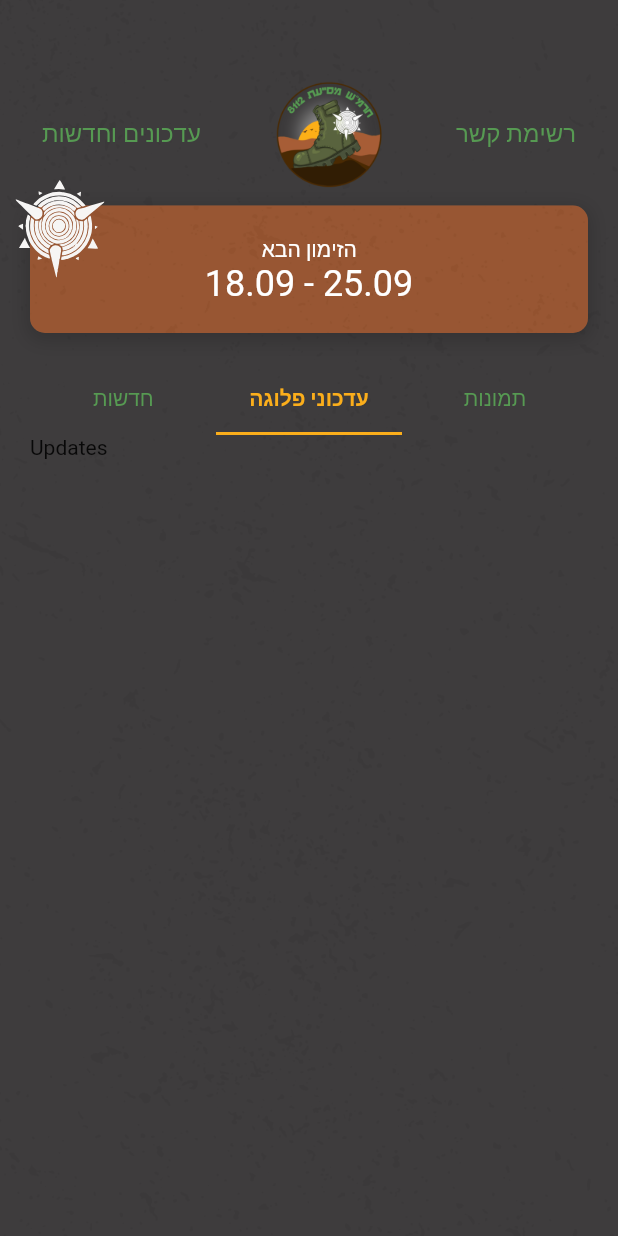
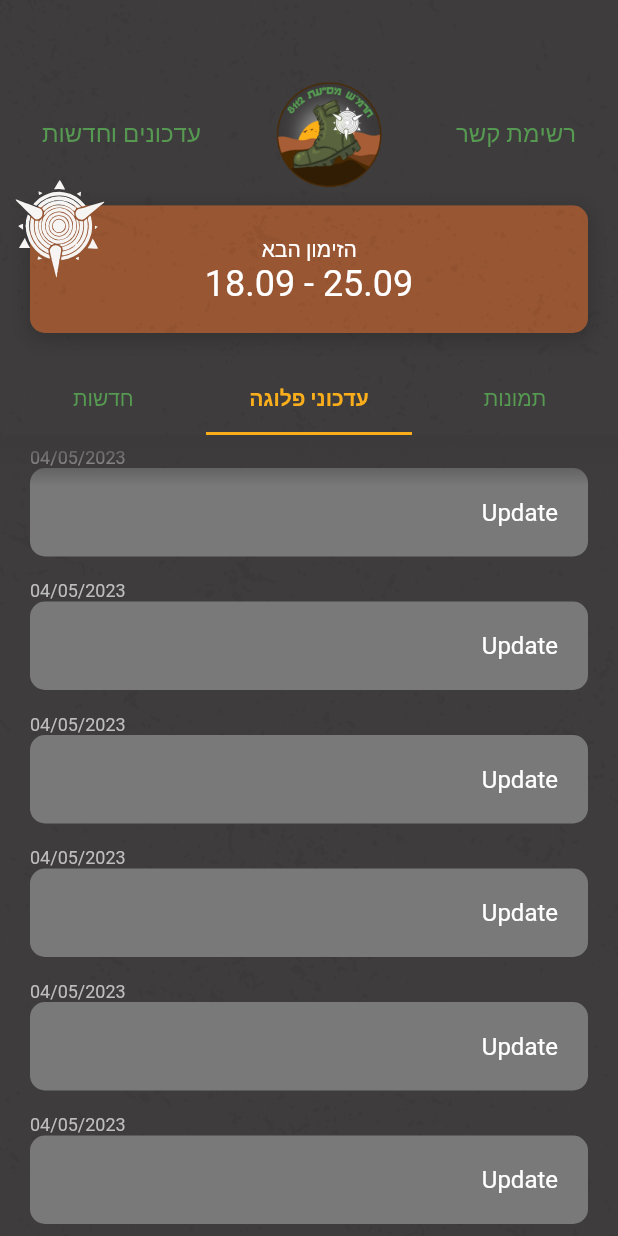
Before and after one commit to Dean99712/regiment8112_project, a Flutter app: the GradientContainer widget shown alone on an empty page, opened directly, tab 2 chosen, on a phone screen of 412 x 824 dp. Run offline on Flutter 3.47's test engine with Material 2 defaults, Android fonts, the phone set to English and light mode, and no system bars; our stand-ins replace firebase_core, flutter_svg, font_awesome_flutter, google_fonts; accounts and stored records are empty; Roboto replaces fonts that are missing (Heebo, Rubik Dirt).

Commit message:
updated news tab

```diff
--- /dev/null
+++ b/lib/bubble.dart
@@ -0,0 +1,31 @@
+import 'package:flutter/material.dart';
+
+import 'custom_text.dart';
+
+class Bubble extends StatelessWidget {
+  const Bubble({super.key, required this.date, required this.text});
+
+  final String date;
+  final String text;
+
+  @override
+  Widget build(BuildContext context) {
+    return Column(
+      crossAxisAlignment: CrossAxisAlignment.start,
+      mainAxisAlignment: MainAxisAlignment.end,
+      mainAxisSize: MainAxisSize.min,
+      children: [
+        CustomText(12, const Color.fromRGBO(190, 190, 190, 1), date),
+        Container(
+          padding: const EdgeInsets.all(20),
+          width: double.infinity,
+          decoration: const BoxDecoration(
+              color: Color.fromRGBO(121, 121, 121, 1),
+              borderRadius: BorderRadius.all(Radius.circular(10))
+          ),
+          child: CustomText(16, Colors.white ,text),
+        )
+      ],
+    );
+  }
+}
--- a/lib/gradient_container.dart
+++ b/lib/gradient_container.dart
@@ -24,11 +24,13 @@ class GradientContainer extends StatelessWidget {
             radius: 0.1,
             colors: colors,
           )),
-      padding: const EdgeInsets.fromLTRB(20, 40, 20, 0),
-      child: Center(
+      child: const Center(
         child: Column(
           mainAxisSize: MainAxisSize.max,
-          children: const [TopSection(), Expanded(child: SwipeableTab())],
+          children: [Padding(
+            padding: EdgeInsets.fromLTRB(20, 40, 20, 0),
+            child: TopSection(),
+          ), Expanded(child: SwipeableTab())],
         ),
       ),
     );
--- a/lib/swipable_tab.dart
+++ b/lib/swipable_tab.dart
@@ -37,15 +37,14 @@ class _SwipeableTabState extends State<SwipeableTab> {
                   indicatorColor: const Color.fromRGBO(251, 174, 27, 1),
                   labelColor: const Color.fromRGBO(251, 174, 27, 1),
                   tabs: myTabs),
-              const Expanded(
-                  child: TabBarView(children: [
-                NewsTab(),
-                UpdatesTab(),
-                ImagesTab()
-                // News Page
-                // Updates Page
-                // Images Page
-              ])),
+               Expanded(
+                child: TabBarView(children: [
+                  Container(
+                      child: const NewsTab()),
+                  UpdatesTab(),
+                  ImagesTab(),
+                ]),
+              ),
             ],
           ),
         ));
--- a/lib/tabs/tab/news_tab.dart
+++ b/lib/tabs/tab/news_tab.dart
@@ -1,5 +1,5 @@
 import 'package:flutter/material.dart';
-import '../../custom_text.dart';
+import 'package:regiment8112_project/bubble.dart';
 import '../../data/news.dart';
 import '../../models/news.dart';
 
@@ -8,17 +8,30 @@ class NewsTab extends StatelessWidget {
 
   @override
   Widget build(BuildContext context) {
-
-    News currentQuestion = news[0];
+    List<News> currentQuestion = news;
 
     return Container(
+      height: double.infinity,
       width: double.infinity,
-      height: double.infinity,
-      child: Column(
+      child: Stack(
         children: [
+          Expanded(
+            child: ListView.builder(
+              itemCount: currentQuestion.length,
+              itemBuilder: (context, index) {
+                return Padding(
+                  padding: const EdgeInsets.symmetric(horizontal: 20, vertical: 8),
+                  child: Bubble(
+                    date: '04/05/2023',
+                    text: currentQuestion[index].news,
+                  ),
+                );
+              },
+            ),
+          ),
           SizedBox(
             height: 34,
-            width: 390,
+            // width: double.infinity,
             child: Container(
               decoration: const BoxDecoration(
                   gradient: LinearGradient(
@@ -30,23 +43,6 @@ class NewsTab extends StatelessWidget {
                   ])),
             ),
           ),
-          Column(
-            crossAxisAlignment: CrossAxisAlignment.start,
-            mainAxisAlignment: MainAxisAlignment.end,
-            mainAxisSize: MainAxisSize.min,
-            children: [
-              const CustomText(12, Color.fromRGBO(190, 190, 190, 1), "04/05/2025"),
-              Container(
-                padding: const EdgeInsets.all(20),
-                width: double.infinity,
-                decoration: const BoxDecoration(
-                  color: Color.fromRGBO(121, 121, 121, 1),
-                  borderRadius: BorderRadius.all(Radius.circular(10))
-                ),
-                child: CustomText(16, Colors.white ,currentQuestion.news),
-              )
-            ],
-          )
         ],
       ),
     );
--- a/lib/tabs/tab/updates_tab.dart
+++ b/lib/tabs/tab/updates_tab.dart
@@ -1,10 +1,51 @@
 import 'package:flutter/material.dart';
+import 'package:regiment8112_project/models/updates.dart';
+
+import '../../bubble.dart';
+import '../../data/updates.dart';
 
 class UpdatesTab extends StatelessWidget {
   const UpdatesTab({Key? key}) : super(key: key);
 
   @override
   Widget build(BuildContext context) {
-    return const Text("Updates");
+    List<Updates> currentQuestion = updates;
+
+    return Container(
+      height: double.infinity,
+      width: double.infinity,
+      child: Stack(
+        children: [
+          Expanded(
+            child: ListView.builder(
+              itemCount: currentQuestion.length,
+              itemBuilder: (context, index) {
+                return Padding(
+                  padding: const EdgeInsets.symmetric(horizontal: 20, vertical: 8),
+                  child: Bubble(
+                    date: '04/05/2023',
+                    text: currentQuestion[index].updates,
+                  ),
+                );
+              },
+            ),
+          ),
+          SizedBox(
+            height: 34,
+            // width: double.infinity,
+            child: Container(
+              decoration: const BoxDecoration(
+                  gradient: LinearGradient(
+                      begin: Alignment.topCenter,
+                      end: Alignment.bottomCenter,
+                      colors: [
+                        Color.fromRGBO(60, 58, 59, 1),
+                        Color.fromRGBO(60, 58, 59, 0),
+                      ])),
+            ),
+          ),
+        ],
+      ),
+    );
   }
 }
```
